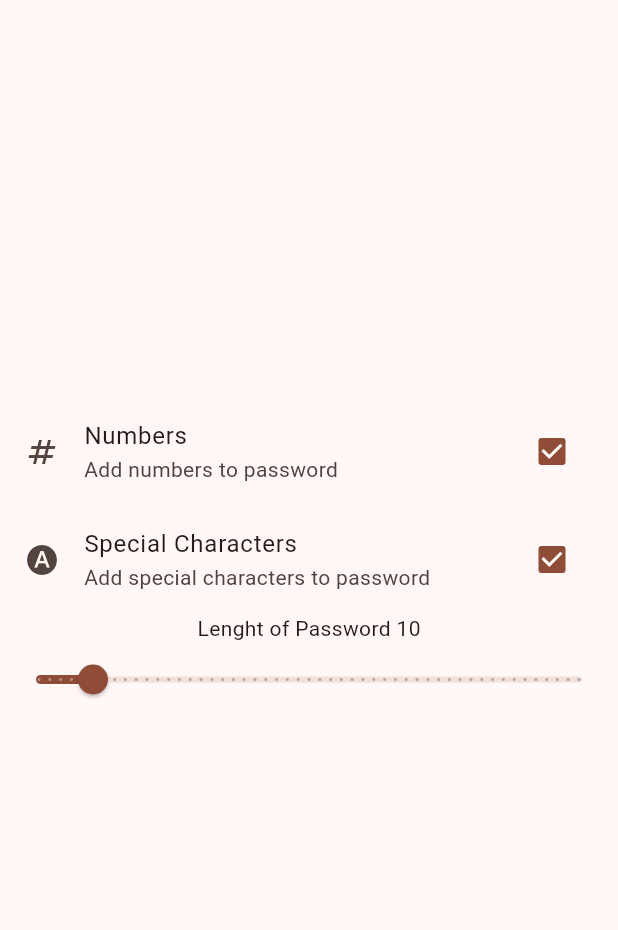
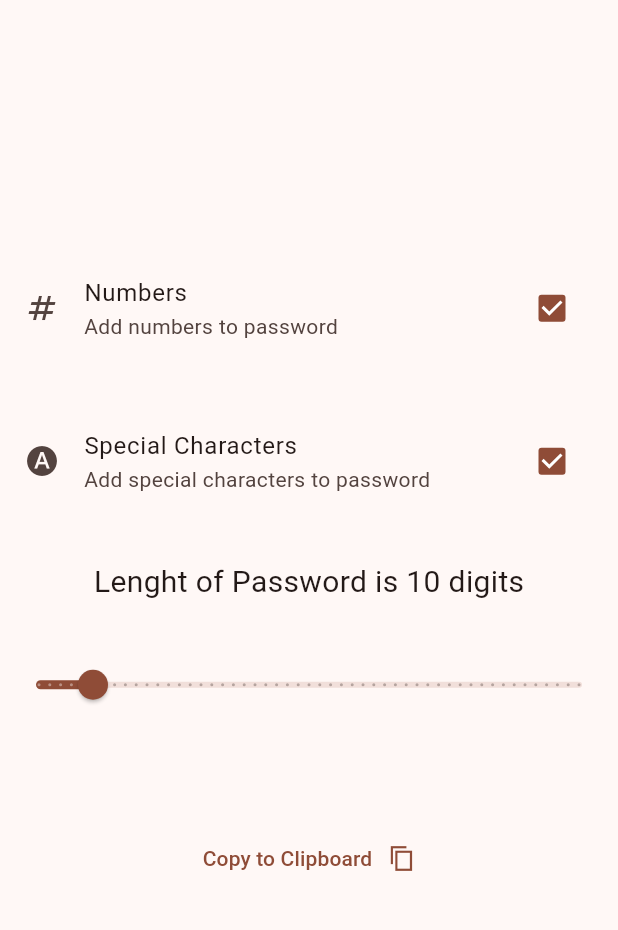
Before and after one commit to kavindus0/Password-Generator, a Flutter app: the screen it shows after launch, on a phone screen of 412 x 824 dp, the part 84-1014 px from its top. Run offline on Flutter 3.47's test engine with Material 3 defaults, Android fonts, the light colour scheme and no system bars.

Commit message:
Solve Few Bugs related to Size Problem and FittedBox, Added new Copy to clipboard text button and make layout more attractively

```diff
--- a/lib/main.dart
+++ b/lib/main.dart
@@ -57,13 +57,23 @@ class _MyHomePageState extends State<MyHomePage> {
                 subtitle: 'Add numbers to password',
                 iconselect: const Icon(Icons.numbers),
                 valueSelected: _numbers),
+            SizedBox.fromSize(
+              size: const Size(0, 30),
+            ),
             buildCheckboxListTile(
                 title: 'Special Characters',
                 iconselect: const Icon(Icons.hdr_auto_sharp),
                 subtitle: 'Add special characters to password',
                 valueSelected: _special),
+            SizedBox.fromSize(
+              size: const Size(0, 30),
+            ),
             Text(
-              'Lenght of Password ${valueForSlider.toInt()}',
+              'Lenght of Password is ${valueForSlider.toInt()} digits',
+              style: const TextStyle(fontSize: 20),
+            ),
+            SizedBox.fromSize(
+              size: const Size(0, 30),
             ),
             Slider.adaptive(
               min: 5,
@@ -78,14 +88,31 @@ class _MyHomePageState extends State<MyHomePage> {
                 });
               }),
             ),
-            FittedBox(
-              fit: BoxFit.fitWidth,
-              child: Text(
-                password,
-                style: TextStyle(fontSize: 18),
-                // style: const TextStyle(fontSize: 20.5),
-              ),
+            SizedBox.fromSize(
+              size: const Size(0, 30),
             ),
+            Text(
+              password,
+              style: const TextStyle(fontSize: 18),
+              // style: const TextStyle(fontSize: 20.5),
+            ),
+            SizedBox.fromSize(
+              size: const Size(0, 10),
+            ),
+            Center(
+              child: TextButton(
+                  onPressed: () {},
+                  child: const Padding(
+                    padding: EdgeInsets.all(8.0),
+                    child: Row(
+                      mainAxisAlignment: MainAxisAlignment.center,
+                      children: [
+                        Text('Copy to Clipboard   '),
+                        Icon(Icons.copy_sharp)
+                      ],
+                    ),
+                  )),
+            )
           ],
         ),
       ),
```
